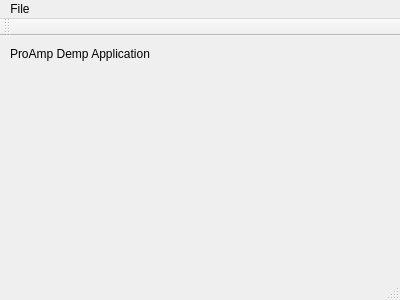
Qt form mainwindow.ui (timvisee/ProAmp) before a commit.
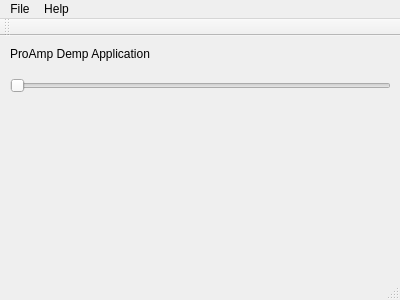
The same form after that commit.

Patch:
```diff
--- a/mainwindow.ui
+++ b/mainwindow.ui
@@ -27,6 +27,19 @@
      <string>ProAmp Demp Application</string>
     </property>
    </widget>
+   <widget class="QSlider" name="horizontalSlider">
+    <property name="geometry">
+     <rect>
+      <x>10</x>
+      <y>40</y>
+      <width>381</width>
+      <height>19</height>
+     </rect>
+    </property>
+    <property name="orientation">
+     <enum>Qt::Horizontal</enum>
+    </property>
+   </widget>
   </widget>
   <widget class="QMenuBar" name="menuBar">
    <property name="geometry">
@@ -45,7 +58,14 @@
     <addaction name="separator"/>
     <addaction name="actionExit"/>
    </widget>
+   <widget class="QMenu" name="menuHelp">
+    <property name="title">
+     <string>Help</string>
+    </property>
+    <addaction name="actionAbout"/>
+   </widget>
    <addaction name="menuFile"/>
+   <addaction name="menuHelp"/>
   </widget>
   <widget class="QToolBar" name="mainToolBar">
    <attribute name="toolBarArea">
```
Left out of the diff: 2 changed lines with no effect on the pictures.
